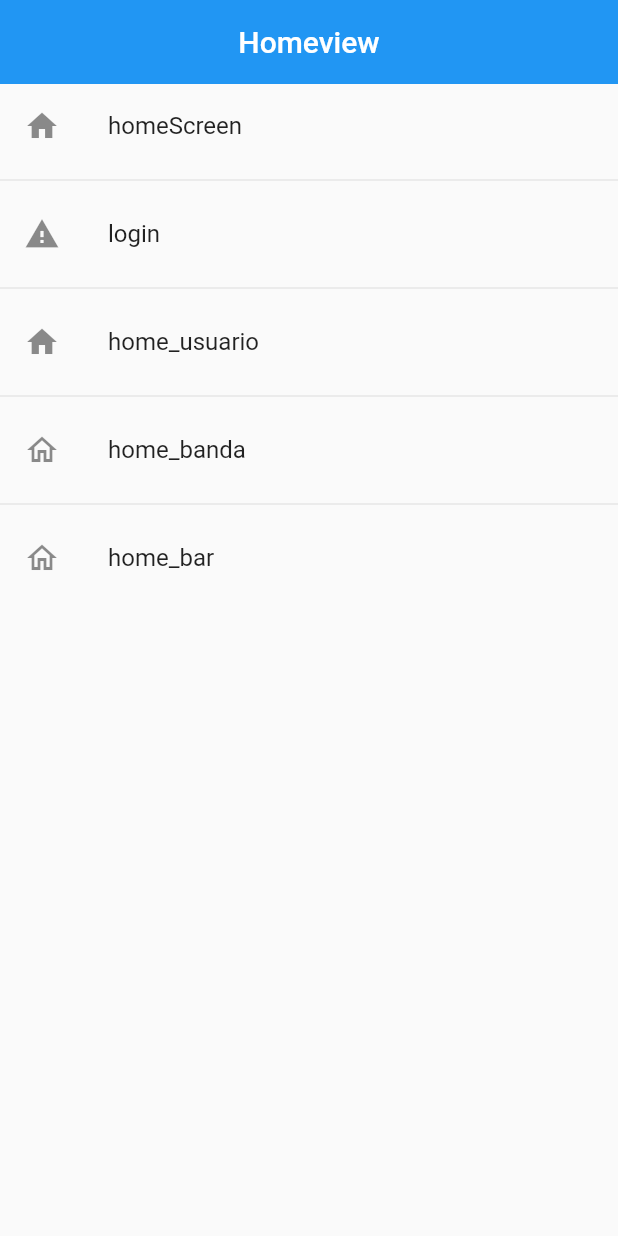
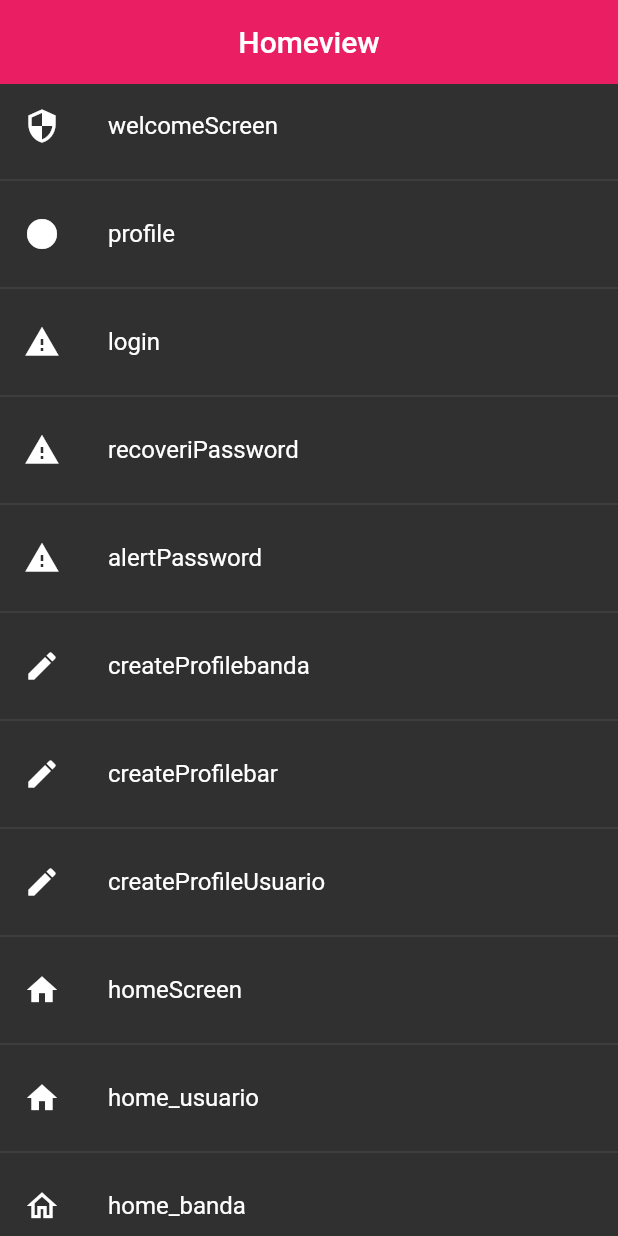
Before and after one commit to Kravmaga01/Rockmed, a Flutter app: the screen it shows after launch, on a phone screen of 412 x 824 dp. Run offline on Flutter 3.47's test engine with Material 2 defaults, Android fonts, the phone set to English and light mode, and no system bars.

Commit message:
rutas y themas globalizado realizado, inicio de login

```diff
--- a/RockMedProyect/lib/main.dart
+++ b/RockMedProyect/lib/main.dart
@@ -1,4 +1,5 @@
 import 'package:componente_application_2/router/routersApp.dart';
+import 'package:componente_application_2/themes/themes_standar.dart';
 import 'package:flutter/material.dart';
 
 void main() => runApp(const MyApp());
@@ -9,10 +10,12 @@ class MyApp extends StatelessWidget {
   @override
   Widget build(BuildContext context) {
     return MaterialApp(
-        debugShowCheckedModeBanner: false,
-        title: 'Material App',
-        initialRoute: RouterApp.initiaRouter,
-        routes: RouterApp.getAppRoutes(),
-        onGenerateRoute: RouterApp.onGenerateRoute);
+      debugShowCheckedModeBanner: false,
+      title: 'Material App',
+      initialRoute: RouterApp.initiaRouter,
+      routes: RouterApp.getAppRoutes(),
+      onGenerateRoute: RouterApp.onGenerateRoute,
+      theme: AppTheme.lightTheme,
+    );
   }
 }
--- a/RockMedProyect/lib/models/models.dart
+++ b/RockMedProyect/lib/models/models.dart
@@ -1,12 +1,12 @@
 import 'package:flutter/material.dart';
 
-class MenuOption {
+class RoutersOption {
   final String route;
   final String name;
   final Widget screen;
   final IconData icon;
 
-  MenuOption(
+  RoutersOption(
       {required this.route,
       required this.name,
       required this.screen,
--- a/RockMedProyect/lib/router/routersApp.dart
+++ b/RockMedProyect/lib/router/routersApp.dart
@@ -1,39 +1,74 @@
 import 'package:componente_application_2/models/models.dart';
-import 'package:componente_application_2/screens/home_bar_screen%20copy.dart';
 import 'package:componente_application_2/screens/screens.dart';
 import 'package:flutter/material.dart';
 
 class RouterApp {
   static const initiaRouter = 'home';
 
-  static final menuOption = <MenuOption>[
-    MenuOption(
+  static final menuOption = <RoutersOption>[
+    RoutersOption(
+        route: 'welcome',
+        name: 'welcomeScreen',
+        screen: const WelcomeScreen(),
+        icon: Icons.security),
+    RoutersOption(
+        route: 'selectProfile',
+        name: 'profile',
+        screen: const SelectProfileScreen(),
+        icon: Icons.circle),
+    RoutersOption(
+        route: 'login',
+        name: 'login',
+        screen: const LoginScreen(),
+        icon: Icons.warning),
+    RoutersOption(
+        route: 'recoveriPassword',
+        name: 'recoveriPassword',
+        screen: const RecoverPasswordScreen(),
+        icon: Icons.warning),
+    RoutersOption(
+        route: 'alertPassword',
+        name: 'alertPassword',
+        screen: const AlertRecoveriScreen(),
+        icon: Icons.warning),
+    RoutersOption(
+        route: 'creteProfileBanda',
+        name: 'createProfilebanda',
+        screen: const CreatePerfileBandaScreen(),
+        icon: Icons.create),
+    RoutersOption(
+        route: 'creteProfileBar',
+        name: 'createProfilebar',
+        screen: const CreateProfileBarScreen(),
+        icon: Icons.create),
+    RoutersOption(
+        route: 'creteProfileUsuario',
+        name: 'createProfileUsuario',
+        screen: const CreateProfileUsuarioScreen(),
+        icon: Icons.create),
+    RoutersOption(
       route: 'home',
       name: 'homeScreen',
       screen: const HomeScreen(),
       icon: Icons.home,
     ),
-    MenuOption(
-        route: 'login',
-        name: 'login',
-        screen: const LoginScreen(),
-        icon: Icons.warning),
-    MenuOption(
+    RoutersOption(
         route: 'home_usuario',
         name: 'home_usuario',
         screen: const AlertScreen(),
         icon: Icons.home),
-    MenuOption(
+    RoutersOption(
         route: 'home_banda',
         name: 'home_banda',
         screen: const HomeBandaScreen(),
         icon: Icons.home_outlined),
-    MenuOption(
+    RoutersOption(
         route: 'home_bar',
         name: 'home_bar',
         screen: const HomeBarScreen(),
-        icon: Icons.home_outlined)
+        icon: Icons.home_outlined),
   ];
+
   static Map<String, Widget Function(BuildContext)> getAppRoutes() {
     Map<String, Widget Function(BuildContext)> appRoutes = {};
     for (final option in menuOption) {
--- a/RockMedProyect/lib/screens/create_profile.dart
+++ b/RockMedProyect/lib/screens/alert_recover_password_screen.dart
@@ -1,13 +1,13 @@
 import 'package:flutter/material.dart';
 
-class CreateScreenUsuario extends StatelessWidget {
-  const CreateScreenUsuario({Key? key}) : super(key: key);
+class AlertRecoveriScreen extends StatelessWidget {
+  const AlertRecoveriScreen({Key? key}) : super(key: key);
 
   @override
   Widget build(BuildContext context) {
     return const Scaffold(
       body: Center(
-        child: Text('CreateScreen'),
+        child: Text('AlertRecoveriScreen'),
       ),
     );
   }
--- a/RockMedProyect/lib/screens/login_screen.dart
+++ b/RockMedProyect/lib/screens/login_screen.dart
@@ -5,6 +5,8 @@ class LoginScreen extends StatelessWidget {
 
   @override
   Widget build(BuildContext context) {
-    return const Scaffold();
+    return const Scaffold(
+      body: TextField(),
+    );
   }
 }
--- a/RockMedProyect/lib/screens/screens.dart
+++ b/RockMedProyect/lib/screens/screens.dart
@@ -1,9 +1,16 @@
+export 'package:componente_application_2/screens/create_profile_usuario_screen.dart';
+export 'package:componente_application_2/screens/create_profile_bar_screen.dart';
+export 'package:componente_application_2/screens/listview2_screen%20.dart';
+export 'package:componente_application_2/screens/alert_recover_password_screen.dart';
+export 'package:componente_application_2/screens/alert_screen.dart';
+export 'package:componente_application_2/screens/create_perfile_banda_screen.dart';
+export 'package:componente_application_2/screens/create_profile_bar_screen.dart';
 export 'package:componente_application_2/screens/home_banda_screen.dart';
-export 'package:componente_application_2/screens/alert_screen.dart';
-export 'package:componente_application_2/screens/home_banda_screen.dart';
+export 'package:componente_application_2/screens/home_bar_screen.dart';
+export 'package:componente_application_2/screens/home_usuario_screen.dart';
 export 'package:componente_application_2/screens/home_view.dart';
 export 'package:componente_application_2/screens/listview1_screen.dart';
-export 'package:componente_application_2/screens/listview2_screen%20.dart';
 export 'package:componente_application_2/screens/login_screen.dart';
-export 'package:componente_application_2/screens/create_profile.dart';
-export 'package:componente_application_2/screens/home_usuario_screen.dart';
+export 'package:componente_application_2/screens/recover_password_screen.dart';
+export 'package:componente_application_2/screens/select_role_screen.dart';
+export 'package:componente_application_2/screens/welcome_screen.dart';
--- /dev/null
+++ b/RockMedProyect/lib/screens/welcome_screen.dart
@@ -0,0 +1,14 @@
+import 'package:flutter/material.dart';
+
+class WelcomeScreen extends StatelessWidget {
+  const WelcomeScreen({Key? key}) : super(key: key);
+
+  @override
+  Widget build(BuildContext context) {
+    return const Scaffold(
+      body: Center(
+        child: Text('WelcomeScreen'),
+      ),
+    );
+  }
+}
--- /dev/null
+++ b/RockMedProyect/lib/themes/themes_standar.dart
@@ -0,0 +1,12 @@
+import 'package:flutter/material.dart';
+
+class AppTheme {
+  static const Color primary = Colors.pink;
+  static final ThemeData lightTheme = ThemeData.dark().copyWith(
+    // color primario
+    primaryColor: Colors.indigo,
+
+    // appBartheme
+    appBarTheme: const AppBarTheme(color: primary, elevation: 0),
+  );
+}
```
Also changed, not shown: RockMedProyect/lib/screens/create_perfile_banda_screen.dart (added, +19 -0 lines), RockMedProyect/lib/screens/create_profile_bar_screen.dart (added, +14 -0 lines), RockMedProyect/lib/screens/create_profile_usuario_screen.dart (added, +14 -0 lines), RockMedProyect/lib/screens/recover_password_screen.dart (added, +14 -0 lines), RockMedProyect/lib/screens/select_role_screen.dart (added, +14 -0 lines), RockMedProyect/lib/screens/create_perfile.dart (deleted), RockMedProyect/lib/screens/home_bar_screen.dart (renamed from RockMedProyect/lib/screens/home_bar_screen copy.dart).
